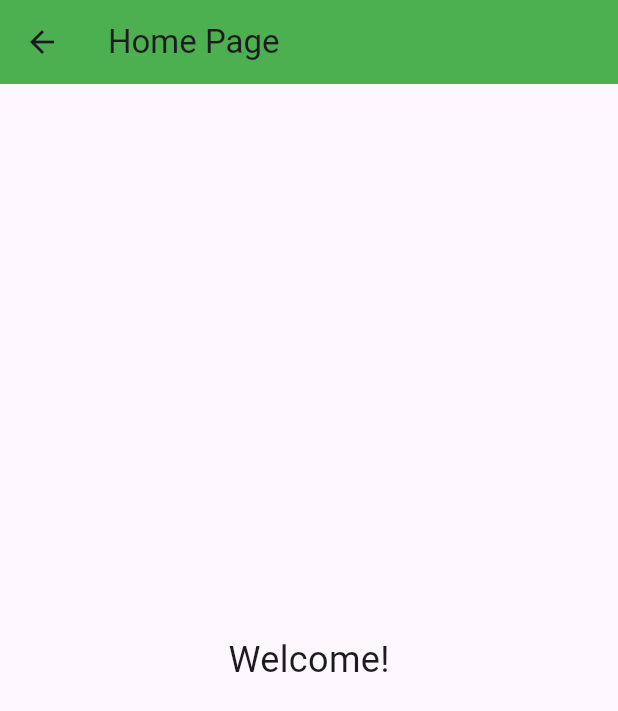
After one commit to 720kbps/tungtungtungsahur, a Flutter app: the HomePage screen opened directly, on a phone screen of 412 x 824 dp. The commit adds this screen. Shown: the top 711 px of the screen. Run offline on Flutter 3.47's test engine with Material 3 defaults, Android fonts, the light colour scheme and no system bars; our stand-ins replace form_field_validator.

Commit message:
added home page + redirect from login to here

```diff
--- /dev/null
+++ b/zynzynzynsahur/lib/home.dart
@@ -0,0 +1,21 @@
+import 'package:flutter/material.dart';
+
+class HomePage extends StatelessWidget {
+  const HomePage({Key? key}) : super(key: key);
+
+  @override
+  Widget build(BuildContext context) {
+    return Scaffold(
+      appBar: AppBar(
+        title: Text("Home Page"),
+        backgroundColor: Colors.green,
+      ),
+      body: Center(
+        child: Text(
+          "Welcome!",
+          style: TextStyle(fontSize: 24),
+        ),
+      ),
+    );
+  }
+}
```
Also changed, not shown: zynzynzynsahur/lib/login.dart (+11 -6 lines), zynzynzynsahur/assets/images/images.jpeg (added), zynzynzynsahur/assets/images/images.png (added).
